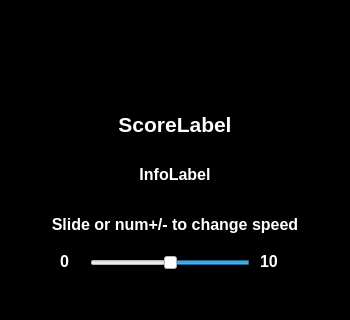
This is game_window.ui in adamchor1992/Tetris_Game_Qt_Cplusplus as Qt 5 draws it before an edit; both pictures show x 0 to 350 and y 526 to 846 of the 350 by 846 pixel window. The edited form follows.
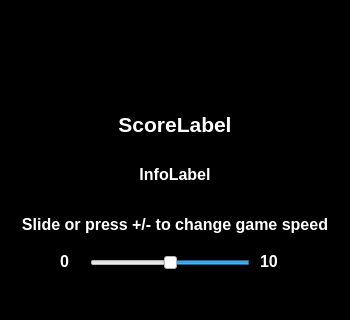
This is the edited form.

Commit message: - introduce class GameEngine responsible for game logic management - refactor

Patch:
```diff
--- a/game_window.ui
+++ b/game_window.ui
@@ -1047,7 +1047,7 @@
      </font>
     </property>
     <property name="text">
-     <string>Slide or num+/- to change speed</string>
+     <string>Slide or press +/- to change game speed</string>
     </property>
     <property name="alignment">
      <set>Qt::AlignCenter</set>
```
The commit also changes 13 other files.
